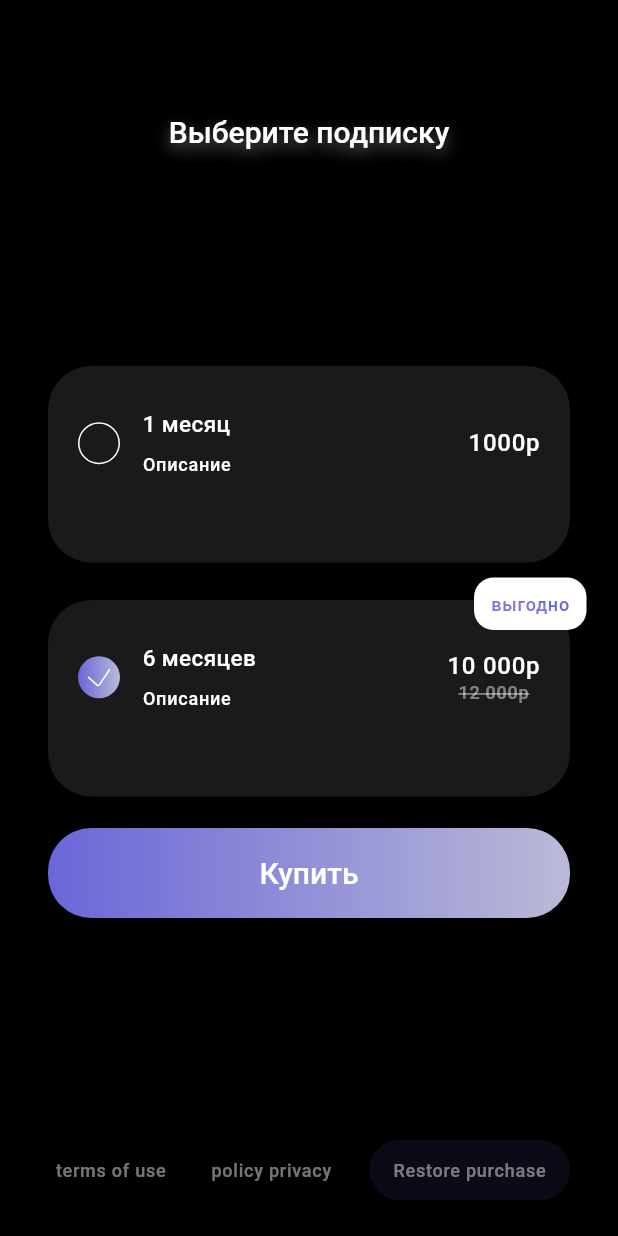
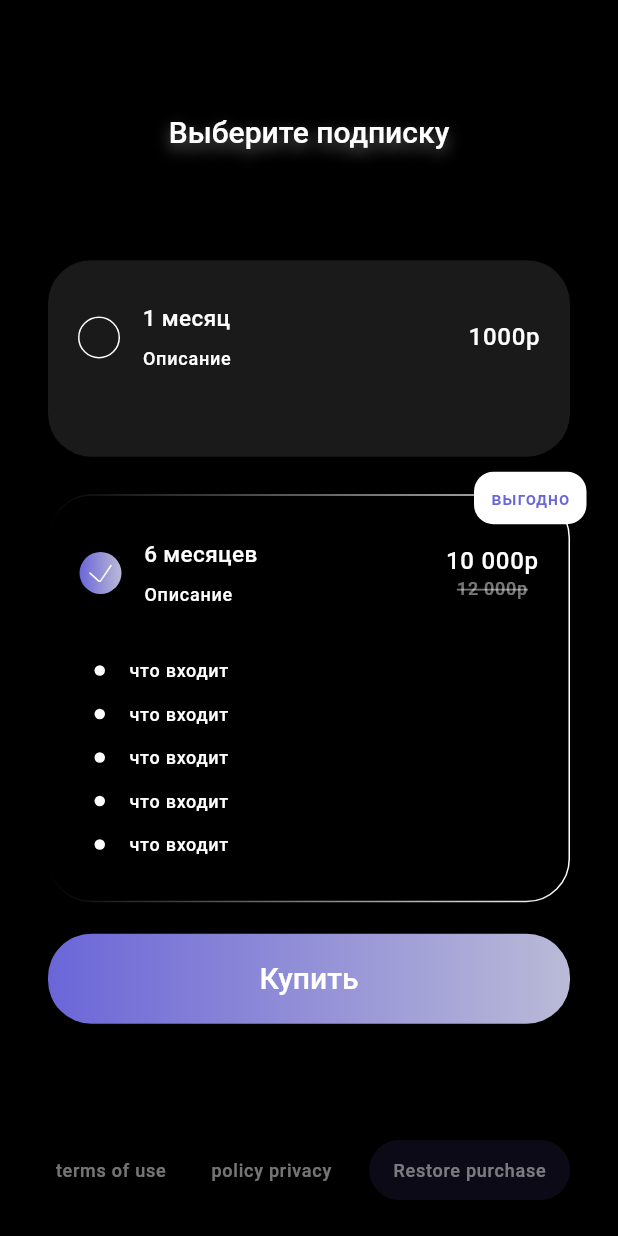
Before and after one commit to KarinaGordia/subscriptionTestProject, a Flutter app: the screen it shows after launch, on a phone screen of 412 x 824 dp. Run offline on Flutter 3.47's test engine with Material 3 defaults, Android fonts, the phone set to English and light mode, and no system bars; our stand-ins replace flutter_svg, google_fonts, gradient_borders.

Commit message:
changing subscription state

```diff
--- a/lib/ui/subscription_screen/subscription_screen.dart
+++ b/lib/ui/subscription_screen/subscription_screen.dart
@@ -1,5 +1,6 @@
 import 'package:flutter/material.dart';
 import 'package:flutter_svg/flutter_svg.dart';
+import 'package:gradient_borders/gradient_borders.dart';
 import 'package:subscription_test/entity/entity.dart';
 import 'package:subscription_test/resources/resources.dart';
 import 'package:subscription_test/ui/subscription_screen/subscription_screen_model.dart';
@@ -132,111 +133,14 @@ class _SubscriptionsSection extends StatelessWidget {
 
   @override
   Widget build(BuildContext context) {
-    return Column(
+    return const Column(
       mainAxisAlignment: MainAxisAlignment.spaceBetween,
       children: [
         _SubscriptionWidgetList(),
-        // _SubscriptionOption(
-        //   duration: '1 месяц',
-        //   price: '1000р',
-        //   selected: false,
-        // ),
-        // const SizedBox(
-        //   height: 25,
-        // ),
-        // _SubscriptionOption(
-        //   duration: '6 месяцев',
-        //   price: '10 000р',
-        //   oldPrice: '12 000р',
-        //   selected: false,
-        // ),
-        // Container(
-        //   height: 272,
-        //   decoration: BoxDecoration(
-        //     color: AppColors.black37,
-        //     borderRadius: BorderRadius.circular(29),
-        //     border: const GradientBoxBorder(
-        //       gradient: LinearGradient(colors: [
-        //         AppColors.white0, Colors.white,
-        //       ]),
-        //       width: 1,
-        //     ),
-        //   ),
-        //   padding: const EdgeInsets.symmetric(horizontal: 20, vertical: 30),
-        //   child: Column(
-        //     mainAxisAlignment: MainAxisAlignment.spaceBetween,
-        //     crossAxisAlignment: CrossAxisAlignment.start,
-        //     children: [
-        //       Align(
-        //         alignment: Alignment.topLeft,
-        //         child: Row(
-        //           mainAxisAlignment: MainAxisAlignment.start,
-        //           crossAxisAlignment: CrossAxisAlignment.center,
-        //           children: [
-        //             Container(
-        //               height: 28,
-        //               width: 28,
-        //               decoration: BoxDecoration(
-        //                 shape: BoxShape.circle,
-        //                 border: Border.all(width: 1, color: Colors.white),
-        //               ),
-        //             ),
-        //             const SizedBox(
-        //               width: 15,
-        //             ),
-        //             Expanded(
-        //               child: Column(
-        //                 mainAxisAlignment: MainAxisAlignment.center,
-        //                 crossAxisAlignment: CrossAxisAlignment.start,
-        //                 // mainAxisSize: MainAxisSize.min,
-        //                 children: [
-        //                   Text(
-        //                     '6 месяцев',
-        //                     style: textTheme.bodyMedium,
-        //                   ),
-        //                   const SizedBox(
-        //                     height: 10,
-        //                   ),
-        //                   Text(
-        //                     'Описание',
-        //                     style: textTheme.labelMedium,
-        //                   ),
-        //                 ],
-        //               ),
-        //             ),
-        //             Column(
-        //               mainAxisAlignment: MainAxisAlignment.center,
-        //               crossAxisAlignment: CrossAxisAlignment.center,
-        //               mainAxisSize: MainAxisSize.min,
-        //               children: [
-        //                 Text(
-        //                   '10 000р',
-        //                   style: textTheme.bodyLarge,
-        //                 ),
-        //                 Text(
-        //                   '12 000р',
-        //                   style: textTheme.labelMedium?.copyWith(
-        //                     color: AppColors.white46,
-        //                     decoration: TextDecoration.lineThrough,
-        //                     decorationThickness: 2,
-        //                     decorationColor: AppColors.white46,
-        //                   ),
-        //                 ),
-        //               ],
-        //             ),
-        //           ],
-        //         ),
-        //       ),
-        //       const _ContentSection(
-        //         length: 5,
-        //       ),
-        //     ],
-        //   ),
-        // ),
-        const SizedBox(
+        SizedBox(
           height: 21,
         ),
-        const _GradientButton(),
+        _GradientButton(),
       ],
     );
   }
@@ -280,35 +184,40 @@ class _SubscriptionOption extends StatelessWidget {
             ),
           );
 
+    final selectedDecoration = selected
+        ? BoxDecoration(
+            color: AppColors.black37,
+            borderRadius: BorderRadius.circular(29),
+            border: const GradientBoxBorder(
+              gradient: LinearGradient(colors: [
+                AppColors.white0,
+                Colors.white,
+              ]),
+              width: 1,
+            ),
+          )
+        : BoxDecoration(
+            color: Colors.white10,
+            borderRadius: BorderRadius.circular(29),
+          );
+
     return Stack(
       alignment: Alignment.topRight,
       clipBehavior: Clip.none,
       children: [
-        if(info.profitableMark)
-          Positioned(
-          top: -15,
-          right: -11,
-          child: Container(
-            width: 75,
-            height: 35,
-            decoration: BoxDecoration(
-              color: Colors.white,
-              borderRadius: BorderRadius.circular(13),
-            ),
-            child: Center(child: Text('выгодно', style: textTheme.labelMedium?.copyWith(color: AppColors.slateBlue),)),
-          ),
-        ),
         InkWell(
           onTap: () => onSelected?.call(!selected),
           borderRadius: BorderRadius.circular(29),
           child: Container(
-          height: 131,
-          decoration: BoxDecoration(
-            color: Colors.white10,
-            borderRadius: BorderRadius.circular(29),
-          ),
+            // duration: const Duration(milliseconds: 500),
+            height: selected ? 272 : 131,
+            decoration: selectedDecoration,
             padding: const EdgeInsets.symmetric(horizontal: 20, vertical: 30),
-          child: Align(
+            child: Column(
+              mainAxisAlignment: MainAxisAlignment.spaceBetween,
+              crossAxisAlignment: CrossAxisAlignment.start,
+              children: [
+                Align(
                   alignment: Alignment.topLeft,
                   child: Row(
                     mainAxisAlignment: MainAxisAlignment.start,
@@ -362,8 +271,34 @@ class _SubscriptionOption extends StatelessWidget {
                     ],
                   ),
                 ),
+                if(selected)
+                  const _ContentSection(
+                  length: 5,
                 ),
-      ),],
+              ],
+            ),
+          ),
+        ),
+        if (info.profitableMark)
+          Positioned(
+            top: -15,
+            right: -11,
+            child: Container(
+              width: 75,
+              height: 35,
+              decoration: BoxDecoration(
+                color: Colors.white,
+                borderRadius: BorderRadius.circular(13),
+              ),
+              child: Center(
+                  child: Text(
+                    'выгодно',
+                    style:
+                    textTheme.labelMedium?.copyWith(color: AppColors.slateBlue),
+                  )),
+            ),
+          ),
+      ],
     );
   }
 }
```
Lines whose indentation alone changed are shown as unchanged.
